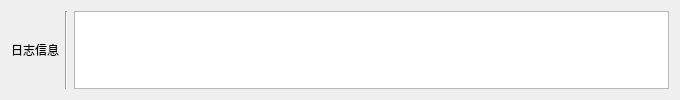
Before: the Qt Designer form GUI/ui/info.ui in Frost-rA9/infusion-companion, drawn with Qt 5.
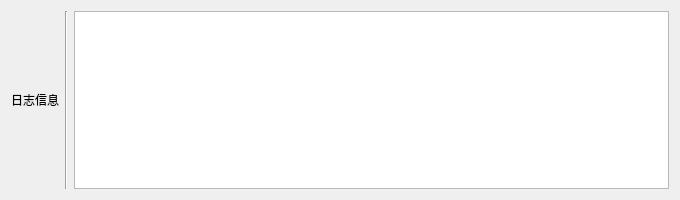
After: the same form once the commit is applied.

Patch:
```diff
--- a/GUI/ui/info.ui
+++ b/GUI/ui/info.ui
@@ -7,13 +7,13 @@
     <x>0</x>
     <y>0</y>
     <width>680</width>
-    <height>100</height>
+    <height>200</height>
    </rect>
   </property>
   <property name="minimumSize">
    <size>
     <width>680</width>
-    <height>100</height>
+    <height>200</height>
    </size>
   </property>
   <property name="maximumSize">
```
